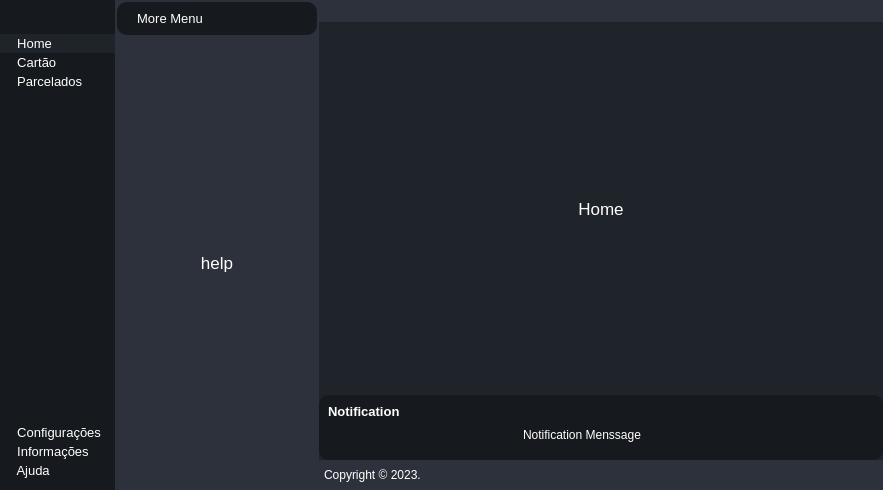
This is interface.ui in IcaroQueiroz/integrAgir as Qt 5 draws it before an edit. The edited form follows.
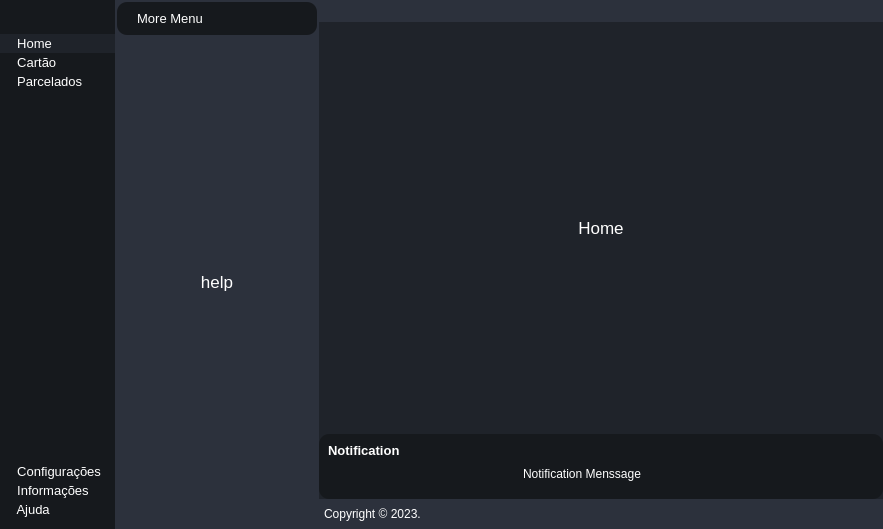
This is the edited form. Icons and pictures are not drawn. Custom widgets are drawn as their Qt base class.

What changed in the file:
```diff
--- a/interface.ui
+++ b/interface.ui
@@ -7,7 +7,7 @@
     <x>0</x>
     <y>0</y>
     <width>883</width>
-    <height>490</height>
+    <height>529</height>
    </rect>
   </property>
   <property name="windowTitle">
@@ -804,7 +804,7 @@
        <item>
         <widget class="QWidget" name="mainBodyContent" native="true">
          <property name="sizePolicy">
-          <sizepolicy hsizetype="Expanding" vsizetype="Expanding">
+          <sizepolicy hsizetype="Preferred" vsizetype="Preferred">
            <horstretch>0</horstretch>
            <verstretch>0</verstretch>
           </sizepolicy>
@@ -850,7 +850,7 @@
                  <item>
                   <widget class="QLabel" name="labelHome">
                    <property name="sizePolicy">
-                    <sizepolicy hsizetype="Expanding" vsizetype="Expanding">
+                    <sizepolicy hsizetype="Preferred" vsizetype="Preferred">
                      <horstretch>0</horstretch>
                      <verstretch>0</verstretch>
                     </sizepolicy>
```
Left out of the diff: 9 changed lines with no effect on the pictures. Lines whose indentation alone changed are shown as unchanged.
